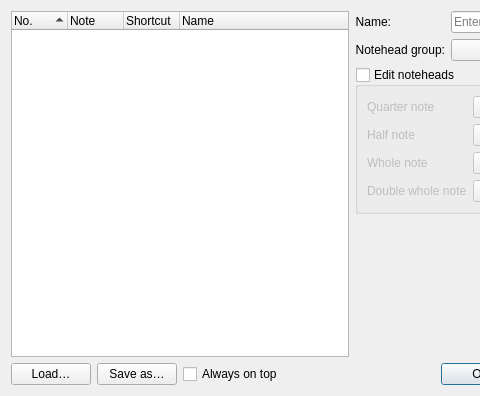
The window that src/palette/widgets/customizekitdialog.ui (tharos-devs/MuseScore) describes before a commit, drawn with Qt 5; both pictures show x 0 to 480 and y 0 to 396 of the 704 by 396 pixel window.
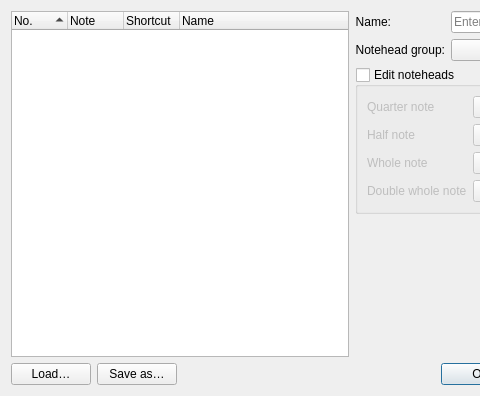
The same window after the commit. Custom widgets are drawn as their Qt base class.

```diff
--- a/src/palette/widgets/customizekitdialog.ui
+++ b/src/palette/widgets/customizekitdialog.ui
@@ -380,13 +380,6 @@
        </property>
       </widget>
      </item>
-     <item>
-      <widget class="QCheckBox" name="alwaysOnTopCheckBox">
-       <property name="text">
-        <string>Always on top</string>
-       </property>
-      </widget>
-     </item>
      <item>
       <spacer name="horizontalSpacer">
        <property name="orientation">
```
